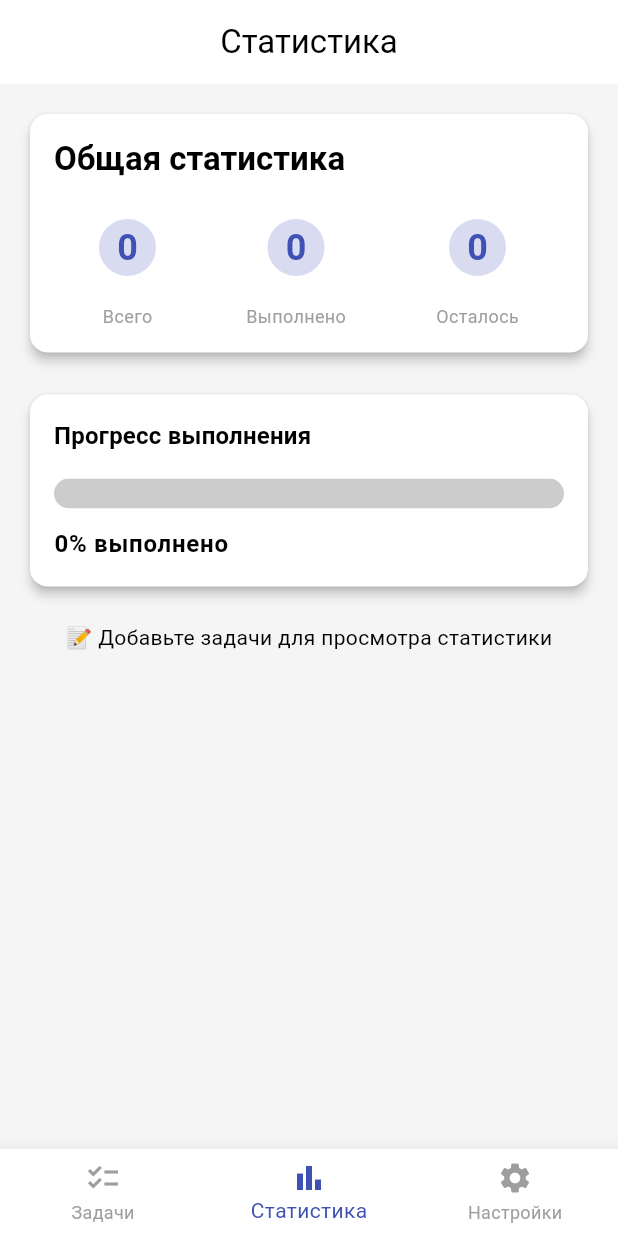
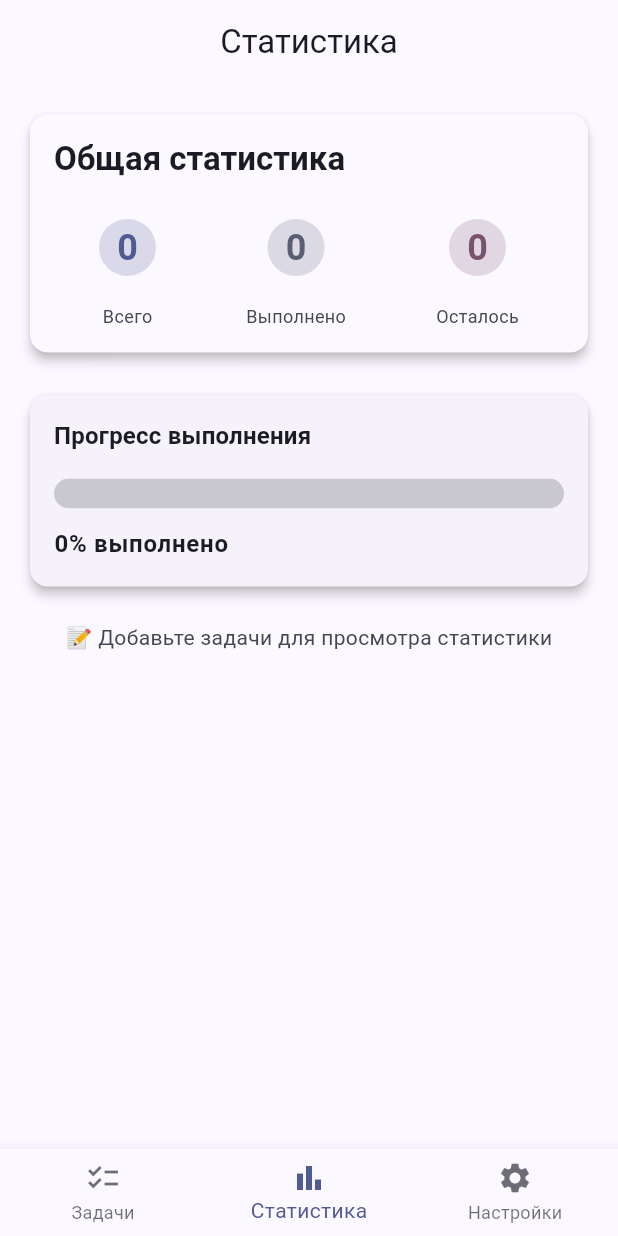
Before and after one commit to Asanali33/tot17, a Flutter app: the screen it shows after launch, item 2 of the bottom bar chosen, on a phone screen of 412 x 824 dp. Run offline on Flutter 3.47's test engine with Material 3 defaults, Android fonts, the phone set to English and light mode, and no system bars; drawn by our look-alikes of dynamic_color; our stand-ins replace shared_preferences.

Commit message:
Добавлена зависимость dynamic_color, обернул MaterialApp в DynamicColorBuilder, чтобы автоматически подставлять тему из обоев при возможности

```diff
--- a/lib/main.dart
+++ b/lib/main.dart
@@ -1,3 +1,4 @@
+import 'package:dynamic_color/dynamic_color.dart';
 import 'package:flutter/material.dart';
 import 'package:shared_preferences/shared_preferences.dart';
 import 'screens/main_screen.dart';
@@ -43,61 +44,106 @@ class _TaskFlowAppState extends State<TaskFlowApp> {
 
   @override
   Widget build(BuildContext context) {
-    // define explicit theme objects so changes are more visible
-    final lightColorScheme = ColorScheme.fromSwatch(
-      primarySwatch: Colors.indigo,
-    ).copyWith(brightness: Brightness.light);
+    return DynamicColorBuilder(
+      builder: (lightDynamic, darkDynamic) {
+        final lightColorScheme =
+            lightDynamic ??
+            ColorScheme.fromSeed(
+              seedColor: Colors.indigo,
+              brightness: Brightness.light,
+            );
 
-    final lightTheme = ThemeData(
+        final darkColorScheme =
+            darkDynamic ??
+            ColorScheme.fromSeed(
+              seedColor: Colors.indigo,
+              brightness: Brightness.dark,
+            );
+
+        final lightTheme =
+            ThemeData.from(
               colorScheme: lightColorScheme,
-      scaffoldBackgroundColor: Colors.grey[100],
-      cardColor: Colors.white,
+              useMaterial3: true,
+            ).copyWith(
+              scaffoldBackgroundColor: lightColorScheme.surface,
+              cardColor: lightColorScheme.surface,
               bottomNavigationBarTheme: BottomNavigationBarThemeData(
-        selectedItemColor: Colors.indigo,
-        unselectedItemColor: Colors.grey,
-        backgroundColor: Colors.white,
+                selectedItemColor: lightColorScheme.primary,
+                unselectedItemColor: lightColorScheme.onSurface.withAlpha(0xA0),
+                backgroundColor: lightColorScheme.surface,
+              ),
+              inputDecorationTheme: InputDecorationTheme(
+                filled: true,
+                fillColor: lightColorScheme.surfaceContainerHighest,
+                border: OutlineInputBorder(
+                  borderRadius: BorderRadius.circular(12),
+                  borderSide: BorderSide(
+                    color: lightColorScheme.onSurface.withAlpha(0x40),
+                  ),
+                ),
               ),
               switchTheme: SwitchThemeData(
                 thumbColor: WidgetStateProperty.resolveWith((states) {
                   if (states.contains(WidgetState.selected)) {
                     return lightColorScheme.primary;
                   }
-          return lightColorScheme.onSurface.withAlpha((0.7 * 255).round());
+                  return lightColorScheme.onSurface.withAlpha(
+                    (0.7 * 255).round(),
+                  );
                 }),
                 trackColor: WidgetStateProperty.resolveWith((states) {
                   if (states.contains(WidgetState.selected)) {
-            return lightColorScheme.primary.withAlpha((0.5 * 255).round());
+                    return lightColorScheme.primary.withAlpha(
+                      (0.5 * 255).round(),
+                    );
                   }
-          return lightColorScheme.onSurface.withAlpha((0.3 * 255).round());
+                  return lightColorScheme.onSurface.withAlpha(
+                    (0.3 * 255).round(),
+                  );
                 }),
               ),
             );
 
-    final darkColorScheme = ColorScheme.fromSwatch(
-      primarySwatch: Colors.indigo,
-    ).copyWith(brightness: Brightness.dark);
-
-    final darkTheme = ThemeData(
+        final darkTheme =
+            ThemeData.from(
               colorScheme: darkColorScheme,
-      scaffoldBackgroundColor: Colors.grey[900],
-      cardColor: Colors.grey[800],
+              useMaterial3: true,
+            ).copyWith(
+              scaffoldBackgroundColor: darkColorScheme.surface,
+              cardColor: darkColorScheme.surface,
               bottomNavigationBarTheme: BottomNavigationBarThemeData(
-        selectedItemColor: Colors.indigo[200],
-        unselectedItemColor: Colors.grey[400],
-        backgroundColor: Colors.grey[850],
+                selectedItemColor: darkColorScheme.primary,
+                unselectedItemColor: darkColorScheme.onSurface.withAlpha(0xA0),
+                backgroundColor: darkColorScheme.surface,
+              ),
+              inputDecorationTheme: InputDecorationTheme(
+                filled: true,
+                fillColor: darkColorScheme.surfaceContainerHighest,
+                border: OutlineInputBorder(
+                  borderRadius: BorderRadius.circular(12),
+                  borderSide: BorderSide(
+                    color: darkColorScheme.onSurface.withAlpha(0x40),
+                  ),
+                ),
               ),
               switchTheme: SwitchThemeData(
                 thumbColor: WidgetStateProperty.resolveWith((states) {
                   if (states.contains(WidgetState.selected)) {
                     return darkColorScheme.primary;
                   }
-          return darkColorScheme.onSurface.withAlpha((0.7 * 255).round());
+                  return darkColorScheme.onSurface.withAlpha(
+                    (0.7 * 255).round(),
+                  );
                 }),
                 trackColor: WidgetStateProperty.resolveWith((states) {
                   if (states.contains(WidgetState.selected)) {
-            return darkColorScheme.primary.withAlpha((0.5 * 255).round());
+                    return darkColorScheme.primary.withAlpha(
+                      (0.5 * 255).round(),
+                    );
                   }
-          return darkColorScheme.onSurface.withAlpha((0.3 * 255).round());
+                  return darkColorScheme.onSurface.withAlpha(
+                    (0.3 * 255).round(),
+                  );
                 }),
               ),
             );
@@ -108,7 +154,12 @@ class _TaskFlowAppState extends State<TaskFlowApp> {
           theme: lightTheme,
           darkTheme: darkTheme,
           themeMode: _isDarkMode ? ThemeMode.dark : ThemeMode.light,
-      home: MainScreen(onToggleTheme: _toggleTheme, isDarkMode: _isDarkMode),
+          home: MainScreen(
+            onToggleTheme: _toggleTheme,
+            isDarkMode: _isDarkMode,
+          ),
+        );
+      },
     );
   }
 }
--- a/lib/screens/stats_screen.dart
+++ b/lib/screens/stats_screen.dart
@@ -151,7 +151,13 @@ class _StatItem extends StatelessWidget {
           ),
         ),
         SizedBox(height: 8),
-        Text(title, style: TextStyle(fontSize: 12, color: Colors.grey)),
+        Text(
+          title,
+          style: TextStyle(
+            fontSize: 12,
+            color: Theme.of(context).colorScheme.onSurfaceVariant,
+          ),
+        ),
       ],
     );
   }
--- a/pubspec.yaml
+++ b/pubspec.yaml
@@ -37,6 +37,9 @@ dependencies:
 
   # persistent storage for user preferences
   shared_preferences: ^2.1.0
+
+  # dynamic Material You color support (Android 12+)
+  dynamic_color: ^1.5.0
 
 dev_dependencies:
   flutter_test:
```
Also changed, not shown: lib/screens/home_screen.dart (+47 -5 lines), pubspec.lock, 5 other files. Lines whose indentation alone changed are shown as unchanged.
